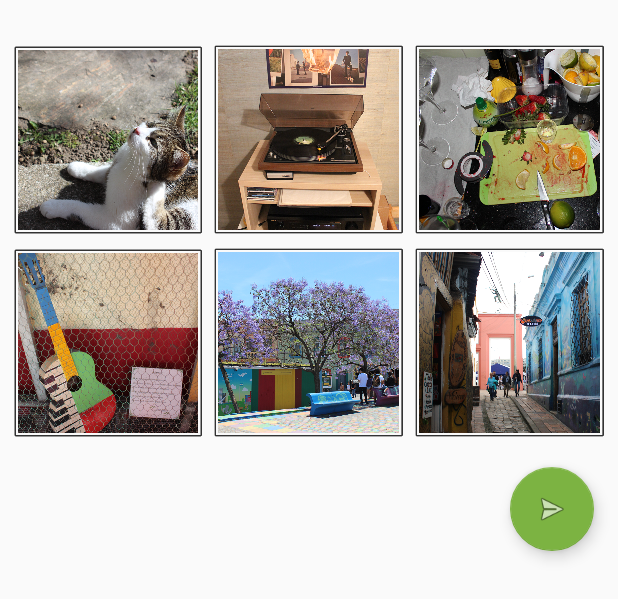
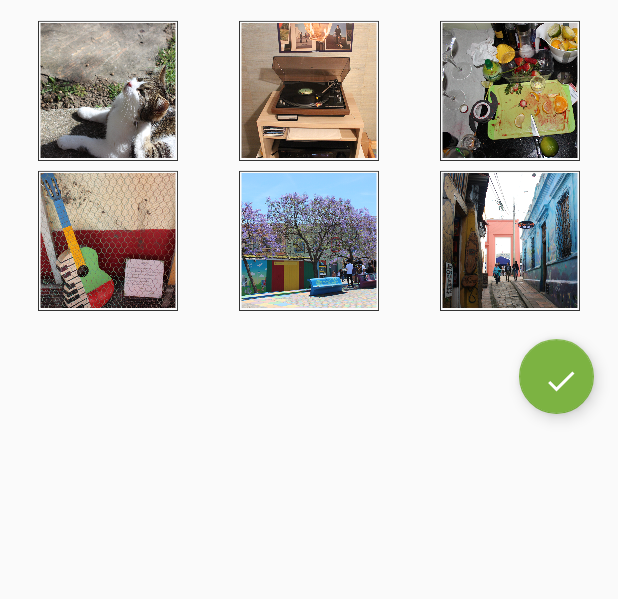
Before and after one commit to mpharp/dialyApp, an Android app: the layout activity_image_select.xml on its own in the app's theme, with its tools: preview values and no code run, on a phone screen of 412 x 824 dp. Shown: the top 599 px of the screen. Run offline under Robolectric (Android 15) with nearby library versions, the phone set to English and light mode, and no system bars.

Commit message:
Letzte Änderungen, jetzt gehen wieder paar Sachen ned

```diff
--- a/app/src/main/java/mym3app/hci/univie/ac/at/dialyapp/ImageSelect.java
+++ b/app/src/main/java/mym3app/hci/univie/ac/at/dialyapp/ImageSelect.java
@@ -21,7 +21,6 @@ public class ImageSelect extends AppCompatActivity {
     ImageView img5;
     ImageView img6;
 
-    TextView test_txt;
 
     public static final String TITLE = "title";
     public static final String DATE = "date";
@@ -68,8 +67,6 @@ public class ImageSelect extends AppCompatActivity {
         img5 = (ImageView) findViewById(R.id.img05);
         img6 = (ImageView) findViewById(R.id.img06);
 
-        test_txt = (TextView) findViewById(R.id.test_txt);
-        test_txt.setText("RESULT: " + Integer.toString(emo_int[0]));
 
         final int dp_five = dpAsPixels(5);
         final int[] choice = new int[1];
@@ -155,8 +152,6 @@ public class ImageSelect extends AppCompatActivity {
         fab.setOnClickListener(new View.OnClickListener() {
             @Override
             public void onClick(View view) {
-                Snackbar snackbar = Snackbar.make(view, choice[0], Snackbar.LENGTH_LONG);
-                snackbar.show();
                 Intent intent = new Intent(ImageSelect.this, NewEntry_2.class);
                 intent.putExtra(TITLE, new_entry_title);
                 intent.putExtra(DATE, new_entry_date);
--- /dev/null
+++ b/app/src/main/res/drawable/ic_check.xml
@@ -0,0 +1,9 @@
+<vector xmlns:android="http://schemas.android.com/apk/res/android"
+        android:width="24dp"
+        android:height="24dp"
+        android:viewportWidth="24.0"
+        android:viewportHeight="24.0">
+    <path
+        android:fillColor="#FFFFFFFF"
+        android:pathData="M9,16.17L4.83,12l-1.42,1.41L9,19 21,7l-1.41,-1.41z"/>
+</vector>
--- a/app/src/main/res/layout/activity_highlights.xml
+++ b/app/src/main/res/layout/activity_highlights.xml
@@ -174,6 +174,8 @@
 
         </android.support.v7.widget.CardView>
 
+
+
         <android.support.v7.widget.CardView
             android:id="@+id/entry2"
             android:layout_width="match_parent"
@@ -310,6 +312,9 @@
             </LinearLayout>
 
         </android.support.v7.widget.CardView>
+
+
+
         <android.support.v7.widget.CardView
             android:id="@+id/entry3"
             android:layout_width="match_parent"
--- a/app/src/main/res/layout/activity_image_select.xml
+++ b/app/src/main/res/layout/activity_image_select.xml
@@ -7,16 +7,11 @@
     tools:context=".ImageSelect"
     android:orientation="vertical">
 
-    <TextView
-        android:id="@+id/test_txt"
-        android:layout_width="match_parent"
-        android:layout_height="wrap_content" />
-
     <LinearLayout
         android:layout_width="match_parent"
-        android:layout_height="135dp"
+        android:layout_height="100dp"
         android:orientation="horizontal"
-        android:layout_marginTop="5dp"
+        android:layout_marginTop="10dp"
         android:layout_marginLeft="5dp"
         android:layout_marginRight="5dp">
         <ImageView
@@ -43,7 +38,7 @@
     </LinearLayout>
     <LinearLayout
         android:layout_width="match_parent"
-        android:layout_height="135dp"
+        android:layout_height="100dp"
         android:orientation="horizontal"
         android:layout_marginLeft="5dp"
         android:layout_marginRight="5dp">
@@ -72,10 +67,10 @@
 
     <android.support.design.widget.FloatingActionButton
         android:id="@+id/fab"
-        android:layout_width="wrap_content"
-        android:layout_height="wrap_content"
+        android:layout_width="50dp"
+        android:layout_height="50dp"
         android:layout_gravity="bottom|end"
         android:layout_margin="@dimen/fab_margin"
-        app:srcCompat="@android:drawable/ic_menu_send" />
+        app:srcCompat="@drawable/ic_check" />
 
 </LinearLayout>
```
Also changed, not shown: app/src/main/java/mym3app/hci/univie/ac/at/dialyapp/Highlights.java (+201 -1 lines).
